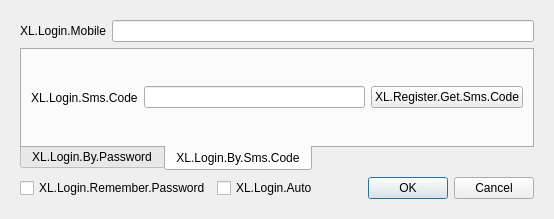
This is UI/forms/XLLoginDialog.ui in gechangli/obs-studio as Qt 5 draws it before an edit. The edited form follows.
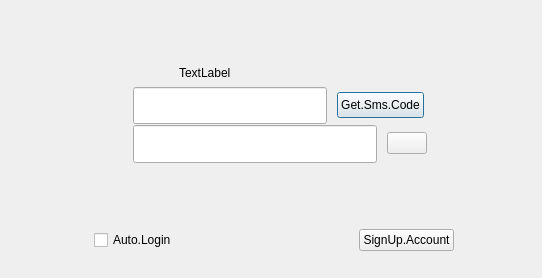
This is the edited form. Icons and pictures are not drawn.

Commit message: working on new login dialog

```diff
--- a/UI/forms/XLLoginDialog.ui
+++ b/UI/forms/XLLoginDialog.ui
@@ -6,16 +6,43 @@
    <rect>
     <x>0</x>
     <y>0</y>
-    <width>554</width>
-    <height>219</height>
+    <width>542</width>
+    <height>278</height>
    </rect>
   </property>
+  <property name="minimumSize">
+   <size>
+    <width>542</width>
+    <height>278</height>
+   </size>
+  </property>
+  <property name="maximumSize">
+   <size>
+    <width>542</width>
+    <height>278</height>
+   </size>
+  </property>
   <property name="windowTitle">
    <string>Dialog</string>
   </property>
   <layout class="QVBoxLayout" name="verticalLayout">
+   <property name="spacing">
+    <number>0</number>
+   </property>
+   <property name="leftMargin">
+    <number>0</number>
+   </property>
+   <property name="topMargin">
+    <number>0</number>
+   </property>
+   <property name="rightMargin">
+    <number>0</number>
+   </property>
+   <property name="bottomMargin">
+    <number>0</number>
+   </property>
    <item>
-    <widget class="QFrame" name="frame">
+    <widget class="QFrame" name="topFrame">
      <property name="sizePolicy">
       <sizepolicy hsizetype="Expanding" vsizetype="Expanding">
        <horstretch>0</horstretch>
@@ -29,126 +56,512 @@
       <enum>QFrame::Raised</enum>
      </property>
      <layout class="QVBoxLayout" name="verticalLayout_2">
+      <property name="spacing">
+       <number>0</number>
+      </property>
+      <property name="leftMargin">
+       <number>0</number>
+      </property>
+      <property name="topMargin">
+       <number>32</number>
+      </property>
+      <property name="rightMargin">
+       <number>0</number>
+      </property>
+      <property name="bottomMargin">
+       <number>0</number>
+      </property>
       <item>
-       <layout class="QHBoxLayout" name="horizontalLayout">
-        <item>
-         <widget class="QLabel" name="mobileLabel">
-          <property name="text">
-           <string>XL.Login.Mobile</string>
-          </property>
-         </widget>
-        </item>
-        <item>
-         <widget class="QLineEdit" name="mobileEdit">
-          <property name="inputMethodHints">
-           <set>Qt::ImhDialableCharactersOnly|Qt::ImhNoAutoUppercase</set>
-          </property>
-         </widget>
-        </item>
-       </layout>
+       <widget class="QLabel" name="titleLabel">
+        <property name="sizePolicy">
+         <sizepolicy hsizetype="Expanding" vsizetype="Fixed">
+          <horstretch>0</horstretch>
+          <verstretch>0</verstretch>
+         </sizepolicy>
+        </property>
+        <property name="text">
+         <string/>
+        </property>
+        <property name="pixmap">
+         <pixmap resource="obs.qrc">:/res/images/sign_in_title.png</pixmap>
+        </property>
+        <property name="alignment">
+         <set>Qt::AlignCenter</set>
+        </property>
+       </widget>
       </item>
       <item>
-       <widget class="QTabWidget" name="tabWidget">
-        <property name="tabPosition">
-         <enum>QTabWidget::South</enum>
+       <widget class="QWidget" name="warningBar" native="true">
+        <property name="sizePolicy">
+         <sizepolicy hsizetype="Expanding" vsizetype="Fixed">
+          <horstretch>0</horstretch>
+          <verstretch>0</verstretch>
+         </sizepolicy>
         </property>
-        <property name="currentIndex">
-         <number>1</number>
+        <property name="minimumSize">
+         <size>
+          <width>0</width>
+          <height>40</height>
+         </size>
         </property>
-        <widget class="QWidget" name="tabMobile">
-         <attribute name="title">
-          <string>XL.Login.By.Password</string>
-         </attribute>
-         <layout class="QHBoxLayout" name="horizontalLayout_2">
-          <item>
-           <widget class="QLabel" name="passwordLabel">
-            <property name="text">
-             <string>XL.Login.Password</string>
+        <property name="maximumSize">
+         <size>
+          <width>16777215</width>
+          <height>40</height>
+         </size>
+        </property>
+        <layout class="QHBoxLayout" name="horizontalLayout_5">
+         <property name="spacing">
+          <number>0</number>
+         </property>
+         <property name="leftMargin">
+          <number>172</number>
+         </property>
+         <property name="topMargin">
+          <number>14</number>
+         </property>
+         <property name="rightMargin">
+          <number>0</number>
+         </property>
+         <property name="bottomMargin">
+          <number>0</number>
+         </property>
+         <item>
+          <widget class="QLabel" name="warningIconLabel">
+           <property name="sizePolicy">
+            <sizepolicy hsizetype="Fixed" vsizetype="Fixed">
+             <horstretch>0</horstretch>
+             <verstretch>0</verstretch>
+            </sizepolicy>
+           </property>
+           <property name="text">
+            <string/>
+           </property>
+           <property name="pixmap">
+            <pixmap resource="obs.qrc">:/res/images/warning.png</pixmap>
+           </property>
+          </widget>
+         </item>
+         <item>
+          <widget class="QLabel" name="warningLabel">
+           <property name="text">
+            <string>TextLabel</string>
+           </property>
+          </widget>
+         </item>
+        </layout>
+       </widget>
+      </item>
+      <item alignment="Qt::AlignHCenter">
+       <widget class="QWidget" name="widget" native="true">
+        <property name="sizePolicy">
+         <sizepolicy hsizetype="Fixed" vsizetype="Fixed">
+          <horstretch>0</horstretch>
+          <verstretch>0</verstretch>
+         </sizepolicy>
+        </property>
+        <property name="minimumSize">
+         <size>
+          <width>0</width>
+          <height>117</height>
+         </size>
+        </property>
+        <property name="maximumSize">
+         <size>
+          <width>16777215</width>
+          <height>117</height>
+         </size>
+        </property>
+        <layout class="QHBoxLayout" name="horizontalLayout_9">
+         <property name="spacing">
+          <number>20</number>
+         </property>
+         <property name="leftMargin">
+          <number>0</number>
+         </property>
+         <property name="topMargin">
+          <number>0</number>
+         </property>
+         <property name="rightMargin">
+          <number>0</number>
+         </property>
+         <property name="bottomMargin">
+          <number>40</number>
+         </property>
+         <item>
+          <widget class="QLabel" name="label">
+           <property name="sizePolicy">
+            <sizepolicy hsizetype="Fixed" vsizetype="Fixed">
+             <horstretch>0</horstretch>
+             <verstretch>0</verstretch>
+            </sizepolicy>
+           </property>
+           <property name="text">
+            <string/>
+           </property>
+           <property name="pixmap">
+            <pixmap resource="obs.qrc">:/res/images/xiaomei_avatar.png</pixmap>
+           </property>
+          </widget>
+         </item>
+         <item>
+          <widget class="QWidget" name="editPanel" native="true">
+           <property name="sizePolicy">
+            <sizepolicy hsizetype="Fixed" vsizetype="Fixed">
+             <horstretch>0</horstretch>
+             <verstretch>0</verstretch>
+            </sizepolicy>
+           </property>
+           <property name="minimumSize">
+            <size>
+             <width>304</width>
+             <height>77</height>
+            </size>
+           </property>
+           <property name="maximumSize">
+            <size>
+             <width>304</width>
+             <height>77</height>
+            </size>
+           </property>
+           <layout class="QVBoxLayout" name="verticalLayout_3">
+            <property name="spacing">
+             <number>0</number>
             </property>
-           </widget>
-          </item>
-          <item>
-           <widget class="QLineEdit" name="passwordEdit">
-            <property name="echoMode">
-             <enum>QLineEdit::Password</enum>
+            <property name="leftMargin">
+             <number>0</number>
             </property>
-           </widget>
-          </item>
-         </layout>
-        </widget>
-        <widget class="QWidget" name="tabSmsCode">
-         <attribute name="title">
-          <string>XL.Login.By.Sms.Code</string>
-         </attribute>
-         <layout class="QHBoxLayout" name="horizontalLayout_3">
-          <item>
-           <widget class="QLabel" name="smsCodeLabel">
-            <property name="text">
-             <string>XL.Login.Sms.Code</string>
+            <property name="topMargin">
+             <number>0</number>
             </property>
-           </widget>
-          </item>
-          <item>
-           <widget class="QLineEdit" name="smsCodeEdit">
-            <property name="inputMethodHints">
-             <set>Qt::ImhNoAutoUppercase|Qt::ImhPreferNumbers</set>
+            <property name="rightMargin">
+             <number>0</number>
             </property>
-            <property name="inputMask">
-             <string/>
+            <property name="bottomMargin">
+             <number>0</number>
             </property>
-           </widget>
-          </item>
-          <item>
-           <widget class="QPushButton" name="refreshSmsCodeButton">
-            <property name="text">
-             <string>XL.Register.Get.Sms.Code</string>
-            </property>
-           </widget>
-          </item>
-         </layout>
-        </widget>
+            <item>
+             <widget class="QWidget" name="mobilePanel" native="true">
+              <property name="minimumSize">
+               <size>
+                <width>0</width>
+                <height>38</height>
+               </size>
+              </property>
+              <property name="maximumSize">
+               <size>
+                <width>16777215</width>
+                <height>38</height>
+               </size>
+              </property>
+              <layout class="QHBoxLayout" name="horizontalLayout_6">
+               <property name="spacing">
+                <number>10</number>
+               </property>
+               <property name="leftMargin">
+                <number>1</number>
+               </property>
+               <property name="topMargin">
+                <number>1</number>
+               </property>
+               <property name="rightMargin">
+                <number>12</number>
+               </property>
+               <property name="bottomMargin">
+                <number>0</number>
+               </property>
+               <item>
+                <widget class="QLineEdit" name="mobileEdit">
+                 <property name="sizePolicy">
+                  <sizepolicy hsizetype="Expanding" vsizetype="Fixed">
+                   <horstretch>0</horstretch>
+                   <verstretch>0</verstretch>
+                  </sizepolicy>
+                 </property>
+                 <property name="minimumSize">
+                  <size>
+                   <width>0</width>
+                   <height>37</height>
+                  </size>
+                 </property>
+                 <property name="maximumSize">
+                  <size>
+                   <width>16777215</width>
+                   <height>37</height>
+                  </size>
+                 </property>
+                 <property name="baseSize">
+                  <size>
+                   <width>0</width>
+                   <height>0</height>
+                  </size>
+                 </property>
+                 <property name="focusPolicy">
+                  <enum>Qt::StrongFocus</enum>
+                 </property>
+                 <property name="inputMethodHints">
+                  <set>Qt::ImhDialableCharactersOnly|Qt::ImhNoAutoUppercase</set>
+                 </property>
+                 <property name="frame">
+                  <bool>true</bool>
+                 </property>
+                 <property name="alignment">
+                  <set>Qt::AlignLeading|Qt::AlignLeft|Qt::AlignVCenter</set>
+                 </property>
+                </widget>
+               </item>
+               <item>
+                <widget class="QWidget" name="widget_2" native="true">
+                 <layout class="QHBoxLayout" name="horizontalLayout_7">
+                  <property name="spacing">
+                   <number>0</number>
+                  </property>
+                  <property name="leftMargin">
+                   <number>0</number>
+                  </property>
+                  <property name="topMargin">
+                   <number>0</number>
+                  </property>
+                  <property name="rightMargin">
+                   <number>0</number>
+                  </property>
+                  <property name="bottomMargin">
+                   <number>0</number>
+                  </property>
+                  <item>
+                   <widget class="QPushButton" name="getSmsButton">
+                    <property name="sizePolicy">
+                     <sizepolicy hsizetype="Minimum" vsizetype="Fixed">
+                      <horstretch>0</horstretch>
+                      <verstretch>0</verstretch>
+                     </sizepolicy>
+                    </property>
+                    <property name="minimumSize">
+                     <size>
+                      <width>0</width>
+                      <height>26</height>
+                     </size>
+                    </property>
+                    <property name="maximumSize">
+                     <size>
+                      <width>16777215</width>
+                      <height>26</height>
+                     </size>
+                    </property>
+                    <property name="text">
+                     <string>Get.Sms.Code</string>
+                    </property>
+                   </widget>
+                  </item>
+                 </layout>
+                </widget>
+               </item>
+              </layout>
+             </widget>
+            </item>
+            <item>
+             <widget class="QWidget" name="smsCodePanel" native="true">
+              <property name="minimumSize">
+               <size>
+                <width>0</width>
+                <height>39</height>
+               </size>
+              </property>
+              <property name="maximumSize">
+               <size>
+                <width>16777215</width>
+                <height>39</height>
+               </size>
+              </property>
+              <layout class="QHBoxLayout" name="horizontalLayout_8">
+               <property name="spacing">
+                <number>10</number>
+               </property>
+               <property name="leftMargin">
+                <number>1</number>
+               </property>
+               <property name="topMargin">
+                <number>1</number>
+               </property>
+               <property name="rightMargin">
+                <number>9</number>
+               </property>
+               <property name="bottomMargin">
+                <number>1</number>
+               </property>
+               <item>
+                <widget class="QLineEdit" name="smsCodeEdit">
+                 <property name="sizePolicy">
+                  <sizepolicy hsizetype="Expanding" vsizetype="Fixed">
+                   <horstretch>0</horstretch>
+                   <verstretch>0</verstretch>
+                  </sizepolicy>
+                 </property>
+                 <property name="minimumSize">
+                  <size>
+                   <width>0</width>
+                   <height>38</height>
+                  </size>
+                 </property>
+                 <property name="maximumSize">
+                  <size>
+                   <width>16777215</width>
+                   <height>38</height>
+                  </size>
+                 </property>
+                 <property name="inputMethodHints">
+                  <set>Qt::ImhNoAutoUppercase|Qt::ImhPreferNumbers</set>
+                 </property>
+                </widget>
+               </item>
+               <item>
+                <widget class="QWidget" name="widget_3" native="true">
+                 <layout class="QHBoxLayout" name="horizontalLayout_4">
+                  <property name="spacing">
+                   <number>0</number>
+                  </property>
+                  <property name="leftMargin">
+                   <number>0</number>
+                  </property>
+                  <property name="topMargin">
+                   <number>0</number>
+                  </property>
+                  <property name="rightMargin">
+                   <number>0</number>
+                  </property>
+                  <property name="bottomMargin">
+                   <number>0</number>
+                  </property>
+                  <item>
+                   <widget class="QPushButton" name="signInButton">
+                    <property name="sizePolicy">
+                     <sizepolicy hsizetype="Minimum" vsizetype="Fixed">
+                      <horstretch>0</horstretch>
+                      <verstretch>0</verstretch>
+                     </sizepolicy>
+                    </property>
+                    <property name="icon">
+                     <iconset resource="obs.qrc">
+                      <normaloff>:/res/images/enter.png</normaloff>:/res/images/enter.png</iconset>
+                    </property>
+                    <property name="iconSize">
+                     <size>
+                      <width>28</width>
+                      <height>26</height>
+                     </size>
+                    </property>
+                   </widget>
+                  </item>
+                 </layout>
+                </widget>
+               </item>
+              </layout>
+             </widget>
+            </item>
+           </layout>
+          </widget>
+         </item>
+        </layout>
        </widget>
       </item>
       <item>
-       <layout class="QHBoxLayout" name="horizontalLayout_4">
-        <item>
-         <widget class="QCheckBox" name="rememberPasswordCheckBox">
-          <property name="text">
-           <string>XL.Login.Remember.Password</string>
-          </property>
-         </widget>
-        </item>
-        <item>
-         <widget class="QCheckBox" name="autoLoginCheckBox">
-          <property name="text">
-           <string>XL.Login.Auto</string>
-          </property>
-         </widget>
-        </item>
-        <item>
-         <spacer name="horizontalSpacer">
-          <property name="orientation">
-           <enum>Qt::Horizontal</enum>
-          </property>
-          <property name="sizeHint" stdset="0">
-           <size>
-            <width>40</width>
-            <height>20</height>
-           </size>
-          </property>
-         </spacer>
-        </item>
-        <item>
-         <widget class="QDialogButtonBox" name="buttonBox">
-          <property name="orientation">
-           <enum>Qt::Horizontal</enum>
-          </property>
-          <property name="standardButtons">
-           <set>QDialogButtonBox::Cancel|QDialogButtonBox::Ok</set>
-          </property>
-         </widget>
-        </item>
-       </layout>
+       <widget class="QWidget" name="buttonBox" native="true">
+        <layout class="QHBoxLayout" name="horizontalLayout">
+         <property name="spacing">
+          <number>0</number>
+         </property>
+         <property name="leftMargin">
+          <number>0</number>
+         </property>
+         <property name="topMargin">
+          <number>0</number>
+         </property>
+         <property name="rightMargin">
+          <number>0</number>
+         </property>
+         <property name="bottomMargin">
+          <number>0</number>
+         </property>
+         <item>
+          <widget class="QWidget" name="widget_4" native="true">
+           <layout class="QHBoxLayout" name="horizontalLayout_2">
+            <property name="spacing">
+             <number>0</number>
+            </property>
+            <property name="leftMargin">
+             <number>0</number>
+            </property>
+            <property name="topMargin">
+             <number>0</number>
+            </property>
+            <property name="rightMargin">
+             <number>0</number>
+            </property>
+            <property name="bottomMargin">
+             <number>0</number>
+            </property>
+            <item alignment="Qt::AlignHCenter|Qt::AlignVCenter">
+             <widget class="QCheckBox" name="autoLoginCheckBox">
+              <property name="sizePolicy">
+               <sizepolicy hsizetype="Minimum" vsizetype="Minimum">
+                <horstretch>0</horstretch>
+                <verstretch>0</verstretch>
+               </sizepolicy>
+              </property>
+              <property name="text">
+               <string>Auto.Login</string>
+              </property>
+             </widget>
+            </item>
+           </layout>
+          </widget>
+         </item>
+         <item alignment="Qt::AlignHCenter">
+          <widget class="QWidget" name="widget_5" native="true">
+           <property name="sizePolicy">
+            <sizepolicy hsizetype="Preferred" vsizetype="Preferred">
+             <horstretch>0</horstretch>
+             <verstretch>0</verstretch>
+            </sizepolicy>
+           </property>
+           <layout class="QHBoxLayout" name="horizontalLayout_3">
+            <property name="spacing">
+             <number>0</number>
+            </property>
+            <property name="leftMargin">
+             <number>0</number>
+            </property>
+            <property name="topMargin">
+             <number>0</number>
+            </property>
+            <property name="rightMargin">
+             <number>0</number>
+            </property>
+            <property name="bottomMargin">
+             <number>0</number>
+            </property>
+            <item alignment="Qt::AlignHCenter|Qt::AlignVCenter">
+             <widget class="QPushButton" name="signUpButton">
+              <property name="sizePolicy">
+               <sizepolicy hsizetype="Expanding" vsizetype="Expanding">
+                <horstretch>0</horstretch>
+                <verstretch>0</verstretch>
+               </sizepolicy>
+              </property>
+              <property name="text">
+               <string>SignUp.Account</string>
+              </property>
+              <property name="icon">
+               <iconset resource="obs.qrc">
+                <normaloff>:/res/images/sign_up.png</normaloff>:/res/images/sign_up.png</iconset>
+              </property>
+             </widget>
+            </item>
+           </layout>
+          </widget>
+         </item>
+        </layout>
+       </widget>
       </item>
      </layout>
     </widget>
```
Left out of the diff: 39 changed lines with no effect on the pictures. The commit also changes 15 other files.
